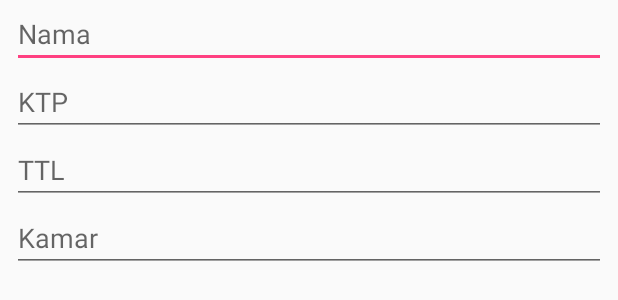
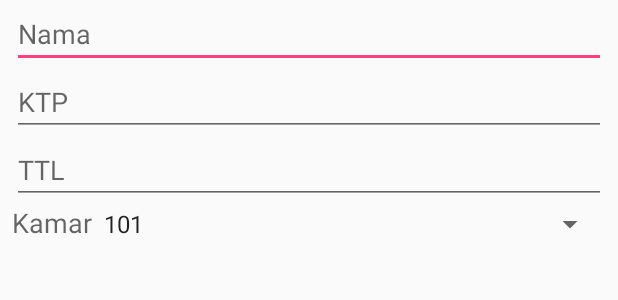
Before and after one commit to dzakybd/SIKOST, an Android app: the layout dialog_add_penghuni.xml on its own in the app's theme, with its tools: preview values and no code run, on a phone screen of 412 x 824 dp. Shown: the top 300 px of the screen. Run offline under Robolectric (Android 15) with nearby library versions, the phone set to English and light mode, and no system bars.

Commit message:
pilih kamar

```diff
--- a/app/src/main/res/layout/dialog_add_penghuni.xml
+++ b/app/src/main/res/layout/dialog_add_penghuni.xml
@@ -23,10 +23,24 @@
         android:layout_height="wrap_content"
         android:hint="TTL"/>
 
-    <EditText
-        android:id="@+id/et_kamar"
+    <LinearLayout
         android:layout_width="match_parent"
-        android:layout_height="wrap_content"
-        android:hint="Kamar"/>
+        android:layout_height="wrap_content">
+
+        <TextView
+            android:id="@+id/tv_kamar"
+            android:layout_width="wrap_content"
+            android:layout_height="wrap_content"
+            android:text="Kamar"
+            android:textAppearance="?android:attr/textAppearanceMedium"/>
+
+        <Spinner
+            android:id="@+id/spn_kamar"
+            android:layout_width="match_parent"
+            android:layout_height="wrap_content"
+            android:entries="@array/kamars"
+            />
+
+    </LinearLayout>
 
 </LinearLayout>
--- a/app/src/main/res/values/strings.xml
+++ b/app/src/main/res/values/strings.xml
@@ -11,4 +11,11 @@
     <string name="ktp">KTP : %s</string>
     <string name="ttl">TTL : %s</string>
     <string name="kamar">Kamar : %s</string>
+
+    <string-array name="kamars">
+        <item>101</item>
+        <item>102</item>
+        <item>103</item>
+        <item>104</item>
+    </string-array>
 </resources>
```
Also changed, not shown: app/src/main/java/id/ac/its/sikost/fragment/PenghuniAddDialogFragment.java (+46 -19 lines), app/src/main/res/values/spinner_kamar.xml (added, +13 -0 lines), app/build.gradle (line endings or trailing spaces).
